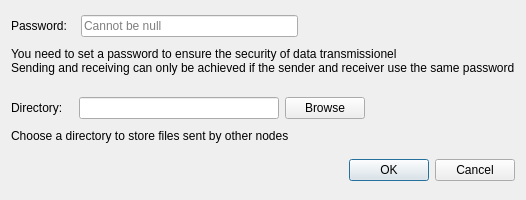
hgoldfish/lafdup, file guide.ui: the form before one commit.
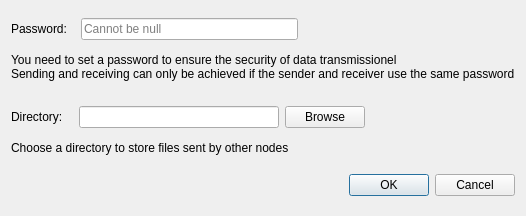
The form after the commit.

Patch:
```diff
--- a/guide.ui
+++ b/guide.ui
@@ -7,13 +7,13 @@
     <x>0</x>
     <y>0</y>
     <width>473</width>
-    <height>200</height>
+    <height>216</height>
    </rect>
   </property>
   <property name="windowTitle">
    <string>Dialog</string>
   </property>
-  <layout class="QVBoxLayout" name="verticalLayout" stretch="2,1,2,1,2">
+  <layout class="QVBoxLayout" name="verticalLayout" stretch="2,1,2,1,0">
    <item>
     <layout class="QHBoxLayout" name="horizontalLayout_2">
      <property name="spacing">
```
